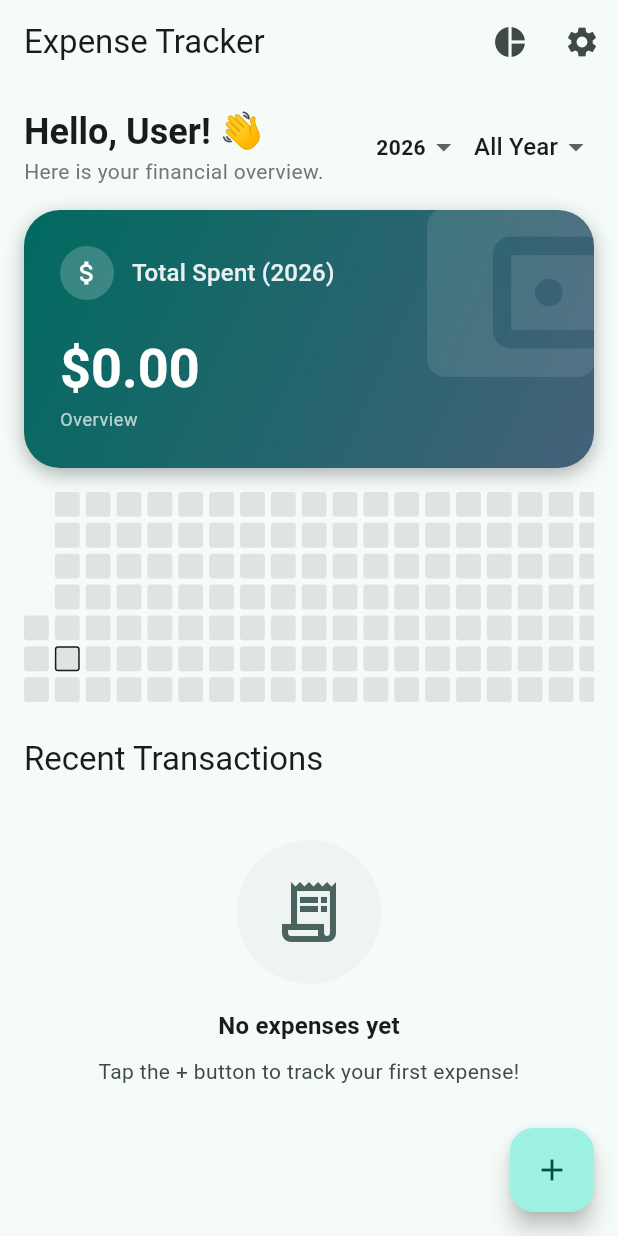
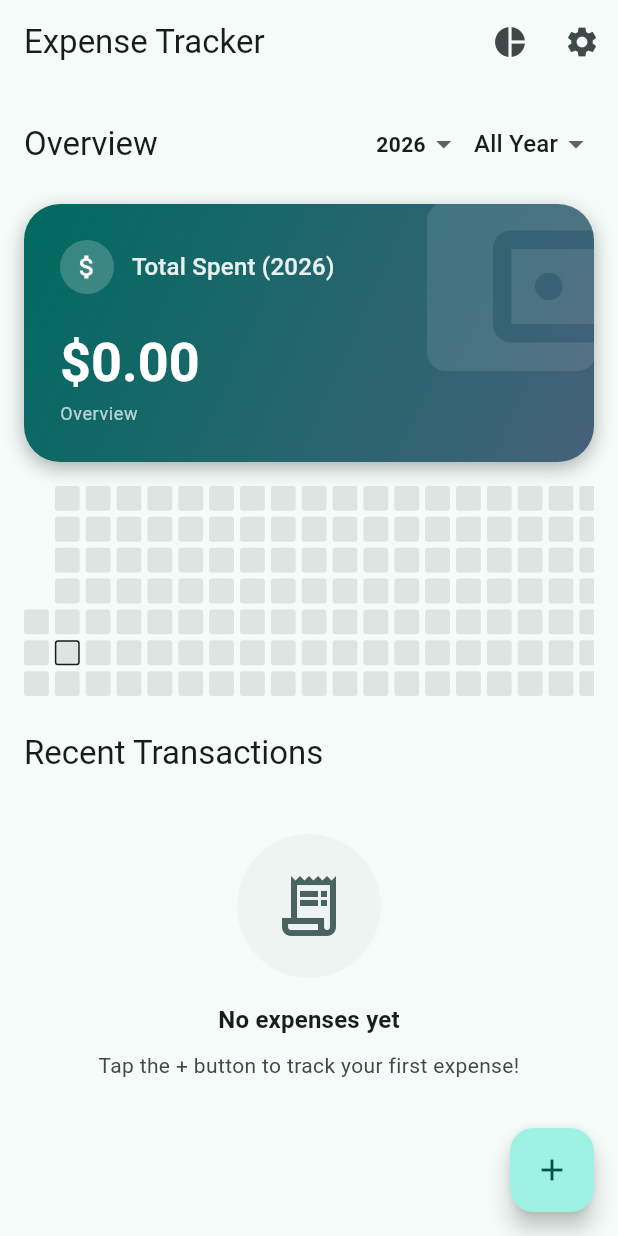
Before and after one commit to realtwumasi/expense_tracking_mobile_app, a Flutter app: the HomeScreen screen opened directly, on a phone screen of 412 x 824 dp. Run offline on Flutter 3.47's test engine with Material 3 defaults, Android fonts, the phone set to English and light mode, and no system bars; our stand-ins replace csv, fl_chart, flutter_local_notifications, share_plus, shared_preferences, sqflite and 1 more; accounts and stored records are empty; statements that could not run were skipped.

Commit message:
update 11

```diff
--- a/lib/screens/home_screen.dart
+++ b/lib/screens/home_screen.dart
@@ -59,22 +59,9 @@ class _HomeScreenState extends State<HomeScreen> {
                 // Filter Row
                 Row(
                   children: [
-                    Column(
-                      crossAxisAlignment: CrossAxisAlignment.start,
-                      children: [
-                        Text(
-                          'Hello, ${Provider.of<SettingsProvider>(context).userName ?? 'User'}! 👋',
-                          style: Theme.of(context).textTheme.headlineSmall?.copyWith(
-                                fontWeight: FontWeight.bold,
-                              ),
-                        ),
-                        Text(
-                          'Here is your financial overview.',
-                          style: Theme.of(context).textTheme.bodyMedium?.copyWith(
-                                color: Colors.grey[600],
-                              ),
-                        ),
-                      ],
+                    Text(
+                      'Overview',
+                      style: Theme.of(context).textTheme.titleLarge,
                     ),
                     const Spacer(),
                     // Year Dropdown
```
